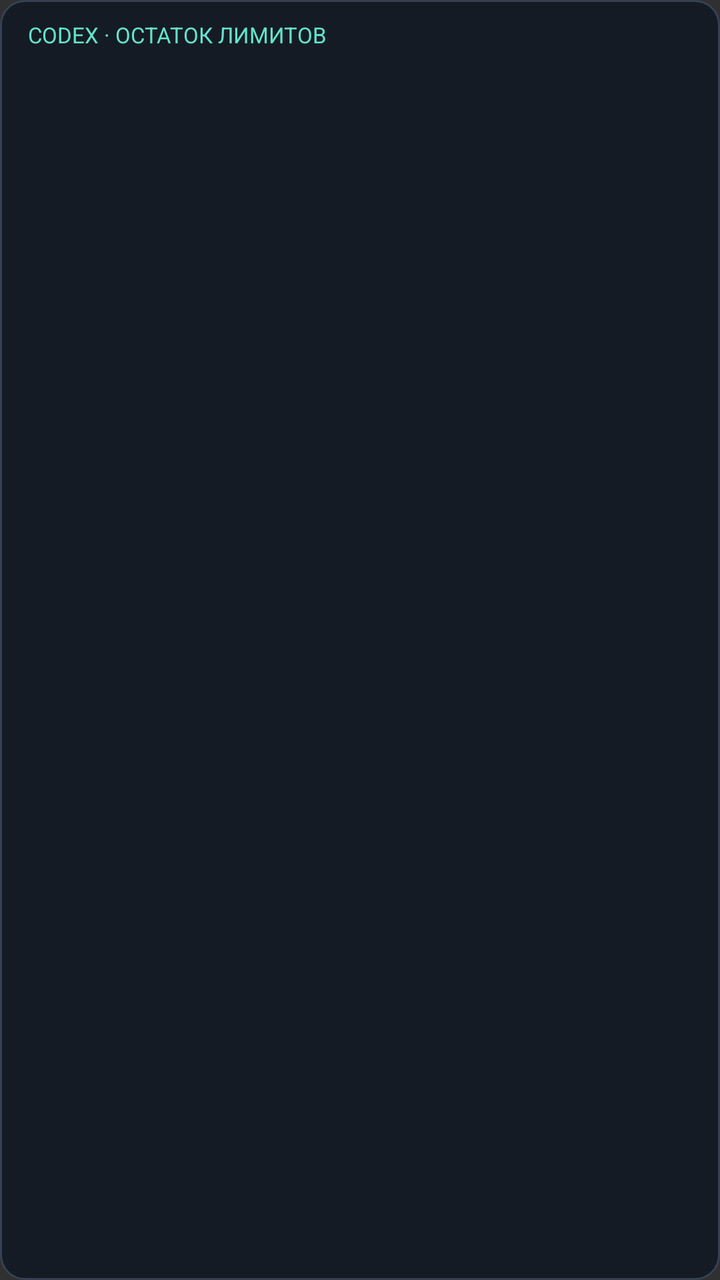
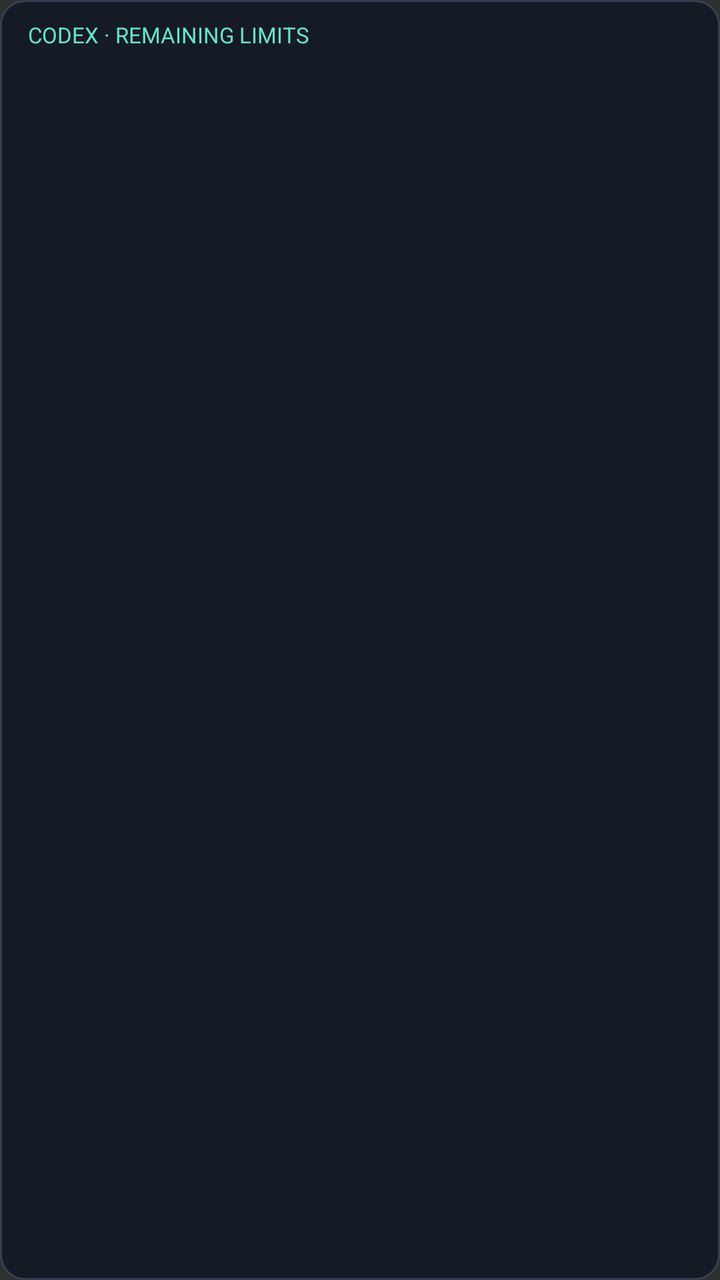

Compare the two renders of this Android layout. The source of the first and the diff that turns it into the second are given below.
<!-- AndroidManifest.xml: application theme android:Theme.Material.NoActionBar -->
<!-- res/layout/widget_cards.xml -->
<LinearLayout xmlns:android="http://schemas.android.com/apk/res/android"
    android:id="@+id/widget_cards_root"
    android:layout_width="match_parent"
    android:layout_height="match_parent"
    android:orientation="vertical"
    android:padding="6dp"
    android:background="@drawable/widget_background">
    <TextView
        android:layout_width="match_parent"
        android:layout_height="wrap_content"
        android:paddingStart="8dp"
        android:paddingTop="4dp"
        android:paddingBottom="4dp"
        android:text="CODEX · ОСТАТОК ЛИМИТОВ"
        android:textColor="#64E2CC"
        android:textSize="11sp" />
    <ListView
        android:id="@+id/widget_cards_list"
        android:layout_width="match_parent"
        android:layout_height="0dp"
        android:layout_weight="1"
        android:divider="@null"
        android:scrollbars="none" />
</LinearLayout>
<!-- resources referenced by this layout -->
<resources>
  <!-- drawable widget_background (drawable) -->
  <shape xmlns:android="http://schemas.android.com/apk/res/android">
      <solid android:color="#151B24" />
      <stroke android:width="1dp" android:color="#364153" />
      <corners android:radius="12dp" />
  </shape>
</resources>

<!-- the commit's change to res/layout/widget_cards.xml (unified diff, before → after) -->
@@ -11,7 +11,7 @@
         android:paddingStart="8dp"
         android:paddingTop="4dp"
         android:paddingBottom="4dp"
-        android:text="CODEX · ОСТАТОК ЛИМИТОВ"
+        android:text="@string/localized_093"
         android:textColor="#64E2CC"
         android:textSize="11sp" />
     <ListView
<!-- resource entries referenced after the edit -->
@@ -6,5 +6,6 @@
       <stroke android:width="1dp" android:color="#364153" />
       <corners android:radius="12dp" />
   </shape>
+  <string name="localized_093" formatted="false">CODEX · REMAINING LIMITS</string>
 </resources>
 
